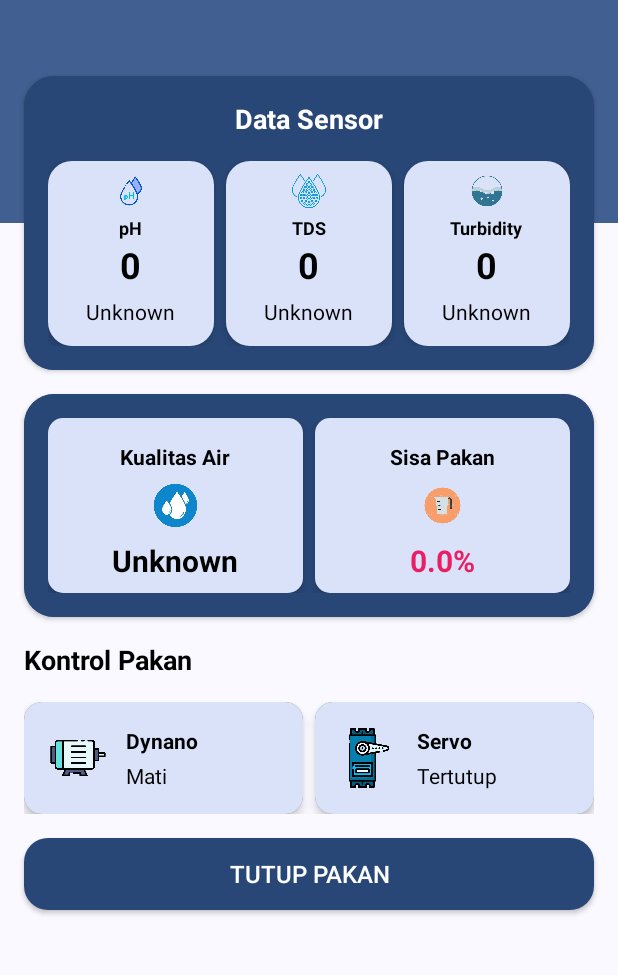
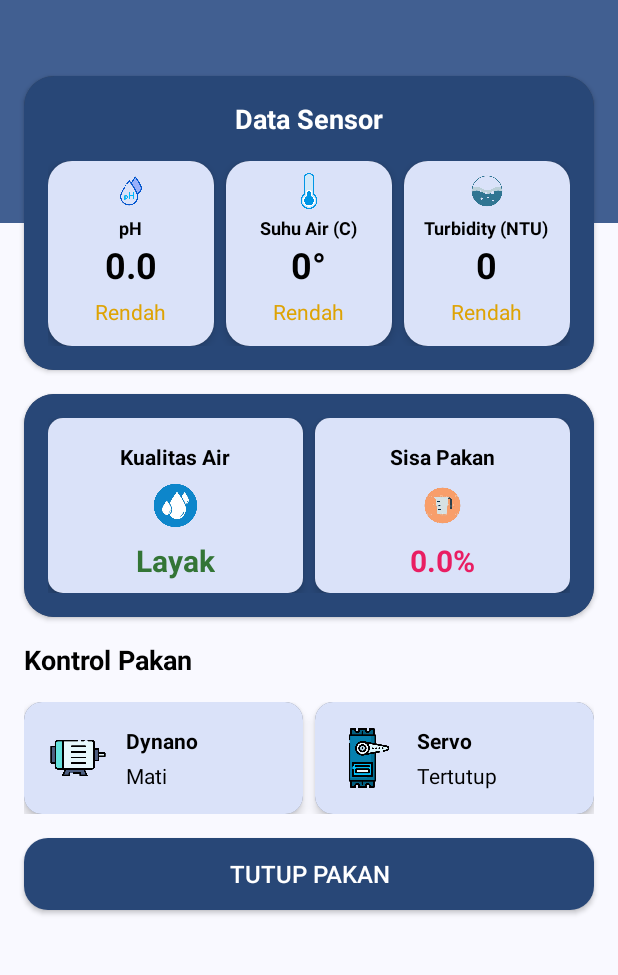
Before and after one commit to DimasAswito/tambak-app, an Android app: the screen it shows after launch (MainActivity), after a tap on "BUKA PAKAN", on a phone screen of 412 x 824 dp, the part 148-1123 px from its top. Run offline under Robolectric (Android 15) with nearby library versions, the phone set to English and light mode, and no system bars; our stand-ins replace Firebase (no records; nobody signed in at launch, a user with empty details on screens opened directly).

Commit message:
add fuzzy function

```diff
--- /dev/null
+++ b/app/src/main/java/com/example/tambakapp/FuzzyHelper.kt
@@ -0,0 +1,47 @@
+package com.example.tambakapp
+
+class FuzzyHelper {
+
+    fun evaluatePH(ph: Float): String {
+        return when {
+            ph < 6.5 -> "Rendah"
+            ph <= 8.5 -> "Normal"
+            else -> "Tinggi"
+        }
+    }
+
+    fun evaluateSuhuAir(suhuAir: Int): String {
+        return when {
+            suhuAir < 25 -> "Rendah"
+            suhuAir <= 30 -> "Normal"
+            else -> "Tinggi"
+        }
+    }
+
+    fun evaluateTurbidity(turbidity: Int): String {
+        return when {
+            turbidity < 15 -> "Rendah"
+            turbidity <= 30 -> "Normal"
+            else -> "Tinggi"
+        }
+    }
+
+    fun evaluateKualitasAir(phStatus: String, suhuAirStatus: String, turbidityStatus: String): String {
+        return when {
+            phStatus == "Rendah" && suhuAirStatus == "Rendah" && turbidityStatus == "Rendah" -> "Layak"
+            phStatus == "Rendah" && suhuAirStatus == "Rendah" && turbidityStatus == "Normal" -> "Layak"
+            phStatus == "Rendah" && suhuAirStatus == "Rendah" && turbidityStatus == "Tinggi" -> "Tidak Layak"
+            phStatus == "Rendah" && suhuAirStatus == "Normal" && turbidityStatus == "Rendah" -> "Layak"
+            phStatus == "Rendah" && suhuAirStatus == "Normal" && turbidityStatus == "Normal" -> "Layak"
+            phStatus == "Rendah" && suhuAirStatus == "Normal" && turbidityStatus == "Tinggi" -> "Tidak Layak"
+            phStatus == "Rendah" && suhuAirStatus == "Tinggi" -> "Tidak Layak"
+            phStatus == "Normal" && suhuAirStatus == "Rendah" && turbidityStatus != "Tinggi" -> "Layak"
+            phStatus == "Normal" && suhuAirStatus == "Rendah" && turbidityStatus == "Tinggi" -> "Tidak Layak"
+            phStatus == "Normal" && suhuAirStatus == "Normal" && turbidityStatus != "Tinggi" -> "Layak"
+            phStatus == "Normal" && suhuAirStatus == "Tinggi" -> "Tidak Layak"
+
+            phStatus == "Tinggi" -> "Tidak Layak"
+            else -> "Tidak Layak"
+        }
+    }
+}
--- a/app/src/main/java/com/example/tambakapp/MainActivity.kt
+++ b/app/src/main/java/com/example/tambakapp/MainActivity.kt
@@ -8,123 +8,101 @@ import androidx.appcompat.app.AppCompatActivity
 import com.example.tambakapp.customView.KualitasAirView
 import com.example.tambakapp.customView.SisaPakanView
 import com.example.tambakapp.customView.StatusSensorView
-import com.google.firebase.database.DataSnapshot
-import com.google.firebase.database.DatabaseError
-import com.google.firebase.database.FirebaseDatabase
-import com.google.firebase.database.ValueEventListener
+import com.google.firebase.database.*
 
 class MainActivity : AppCompatActivity() {
 
-    private lateinit var phValueTextView: TextView
-    private lateinit var tdsValueTextView: TextView
-    private lateinit var turbidityValueTextView: TextView
-    private lateinit var sisaPakanView: SisaPakanView
-    private lateinit var relayButton: Button
-    private lateinit var phStatusView: StatusSensorView
-    private lateinit var tdsStatusView: StatusSensorView
-    private lateinit var turbidityStatusView: StatusSensorView
-    private lateinit var kualitasAirView: KualitasAirView
-    private lateinit var dinamoStatusTextView: TextView
-    private lateinit var servoStatusTextView: TextView
-    private var relayState = false
+    private lateinit var fuzzyHelper: FuzzyHelper
+    private lateinit var pakanButton: Button
+    private var isPakanOpen = false
 
     override fun onCreate(savedInstanceState: Bundle?) {
         super.onCreate(savedInstanceState)
         setContentView(R.layout.activity_main)
 
-        // Initialize UI components
-        phValueTextView = findViewById(R.id.ph_value)
-        tdsValueTextView = findViewById(R.id.tds_value)
-        turbidityValueTextView = findViewById(R.id.turbidity_value)
-        sisaPakanView = findViewById(R.id.volume_percentage)
-        relayButton = findViewById(R.id.relay_control_button)
-        phStatusView = findViewById(R.id.ph_status)
-        tdsStatusView = findViewById(R.id.tds_status)
-        turbidityStatusView = findViewById(R.id.turbidity_status)
-        kualitasAirView = findViewById(R.id.kualitas_air)
-        dinamoStatusTextView = findViewById(R.id.status_dinamo)
-        servoStatusTextView = findViewById(R.id.status_servo)
+        fuzzyHelper = FuzzyHelper()
 
-        // Reference to Firebase paths
         val database = FirebaseDatabase.getInstance()
         val sensorRef = database.getReference("sensor")
-        val fuzzyRef = database.getReference("fuzzy")
         val pakanOtomatisRef = database.getReference("pakanOtomatis")
+
+        val phValueTextView: TextView = findViewById(R.id.ph_value)
+        val suhuAirValueTextView: TextView = findViewById(R.id.suhuAir_value)
+        val turbidityValueTextView: TextView = findViewById(R.id.turbidity_value)
+        val phStatusView: StatusSensorView = findViewById(R.id.ph_status)
+        val suhuAirStatusView: StatusSensorView = findViewById(R.id.suhuAir_status)
+        val turbidityStatusView: StatusSensorView = findViewById(R.id.turbidity_status)
+        val kualitasAirView: KualitasAirView = findViewById(R.id.kualitas_air)
+        val volumePercentageView: SisaPakanView = findViewById(R.id.volume_percentage)
+        val dinamoStatusTextView: TextView = findViewById(R.id.status_dinamo)
+        val servoStatusTextView: TextView = findViewById(R.id.status_servo)
 
         // Listen for sensor data changes
         sensorRef.addValueEventListener(object : ValueEventListener {
             override fun onDataChange(snapshot: DataSnapshot) {
-                val ph = snapshot.child("ph").getValue(Int::class.java) ?: 0
-                val tds = snapshot.child("tds").getValue(Int::class.java) ?: 0
-                val turbidity = snapshot.child("turbidity").getValue(Int::class.java) ?: 0
+                val ph = snapshot.child("ph").getValue(Float::class.java) ?: 0f
+                val suhuAir = snapshot.child("temp").getValue(Float::class.java)?.toInt() ?: 0
+                val turbidity = snapshot.child("turbidity").getValue(Float::class.java)?.toInt() ?: 0
 
-                // Update the UI
-                phValueTextView.text = ph.toString()
-                tdsValueTextView.text = tds.toString()
+                phValueTextView.text = String.format("%.1f", ph)
+                suhuAirValueTextView.text = "$suhuAir°"
                 turbidityValueTextView.text = turbidity.toString()
-            }
 
-            override fun onCancelled(error: DatabaseError) {
-                Toast.makeText(this@MainActivity, "Failed to load sensor data", Toast.LENGTH_SHORT)
-                    .show()
-            }
-        })
+                val phStatus = fuzzyHelper.evaluatePH(ph)
+                val suhuAirStatus = fuzzyHelper.evaluateSuhuAir(suhuAir)
+                val turbidityStatus = fuzzyHelper.evaluateTurbidity(turbidity)
 
-        // Listen for fuzzy status data changes
-        fuzzyRef.addValueEventListener(object : ValueEventListener {
-            override fun onDataChange(snapshot: DataSnapshot) {
-                val phStatus = snapshot.child("status_pH").getValue(String::class.java) ?: "Unknown"
-                val tdsStatus =
-                    snapshot.child("status_tds").getValue(String::class.java) ?: "Unknown"
-                val turbidityStatus =
-                    snapshot.child("status_turbidity").getValue(String::class.java) ?: "Unknown"
-                val kualitasAir =
-                    snapshot.child("kualitas_air").getValue(String::class.java) ?: "Unknown"
+                phStatusView.updateStatus(phStatus)
+                suhuAirStatusView.updateStatus(suhuAirStatus)
+                turbidityStatusView.updateStatus(turbidityStatus)
 
-                // Update the UI with status
-                phStatusView.updateStatus(phStatus)
-                tdsStatusView.updateStatus(tdsStatus)
-                turbidityStatusView.updateStatus(turbidityStatus)
+                val kualitasAir = fuzzyHelper.evaluateKualitasAir(phStatus, suhuAirStatus, turbidityStatus)
                 kualitasAirView.updateStatusAir(kualitasAir)
             }
 
             override fun onCancelled(error: DatabaseError) {
-                Toast.makeText(this@MainActivity, "Failed to load status data", Toast.LENGTH_SHORT)
-                    .show()
+                Toast.makeText(this@MainActivity, "Failed to load sensor data", Toast.LENGTH_SHORT).show()
             }
         })
 
-        // Listen for pakanOtomatis data changes
+        // Listen for relay and servo states to update button label
         pakanOtomatisRef.addValueEventListener(object : ValueEventListener {
             override fun onDataChange(snapshot: DataSnapshot) {
-                val sisaPakan = snapshot.child("volume").getValue(Float::class.java) ?: 0f
-                val relayState = snapshot.child("relay").getValue(Int::class.java) ?: 0
-                val servoState = snapshot.child("servo").getValue(Int::class.java) ?: 0
+                val volume = snapshot.child("volume").getValue(Float::class.java) ?: 0f
+                volumePercentageView.updateSisaPakan(volume)
+                val relayStatus = snapshot.child("relay").getValue(Int::class.java) ?: 0
+                dinamoStatusTextView.text = if (relayStatus == 1) "Menyala" else "Mati"
 
-                // Update UI
-                sisaPakanView.updateSisaPakan(sisaPakan)
-                relayButton.text = if (relayState == 1) "Tutup Pakan" else "Buka Pakan"
-                dinamoStatusTextView.text = if (relayState == 1) "Menyala" else "Mati"
-                servoStatusTextView.text = if (servoState == 1) "Terbuka" else "Tertutup"
+                val servoStatus = snapshot.child("servo").getValue(Int::class.java) ?: 0
+                servoStatusTextView.text = if (servoStatus == 1) "Terbuka" else "Tertutup"
+
+                isPakanOpen = relayStatus == 1 && servoStatus == 1
+                updatePakanButton()
             }
 
             override fun onCancelled(error: DatabaseError) {
-                Toast.makeText(
-                    this@MainActivity, "Failed to load pakanOtomatis data", Toast.LENGTH_SHORT
-                ).show()
+                Toast.makeText(this@MainActivity, "Failed to load pakan state", Toast.LENGTH_SHORT).show()
             }
         })
 
-        relayButton.setOnClickListener {
-            relayState = !relayState
-
-            pakanOtomatisRef.child("relay").setValue(if (relayState) 1 else 0)
+        // Toggle relay and servo states on button click
+        pakanButton = findViewById(R.id.pakan_button)
+        pakanButton.setOnClickListener {
+            val newState = if (isPakanOpen) 0 else 1
+            pakanOtomatisRef.child("relay").setValue(newState)
+            pakanOtomatisRef.child("servo").setValue(newState)
                 .addOnSuccessListener {
-                    relayButton.text = if (relayState) "Tutup Pakan" else "Buka Pakan"
-                    Toast.makeText(this, "Relay state updated", Toast.LENGTH_SHORT).show()
-                }.addOnFailureListener {
-                    Toast.makeText(this, "Failed to update relay state", Toast.LENGTH_SHORT).show()
+                    isPakanOpen = !isPakanOpen
+                    updatePakanButton()
+                    Toast.makeText(this, if (isPakanOpen) "Buka Pakan" else "Tutup Pakan", Toast.LENGTH_SHORT).show()
+                }
+                .addOnFailureListener {
+                    Toast.makeText(this, "Failed to update pakan state", Toast.LENGTH_SHORT).show()
                 }
         }
     }
+
+    private fun updatePakanButton() {
+        pakanButton.text = if (isPakanOpen) "Tutup Pakan" else "Buka Pakan"
+    }
 }
--- a/app/src/main/java/com/example/tambakapp/customView/KualitasAirView.kt
+++ b/app/src/main/java/com/example/tambakapp/customView/KualitasAirView.kt
@@ -21,8 +21,8 @@ class KualitasAirView @JvmOverloads constructor(
     fun updateStatusAir(status: String) {
         text = status
         when (status) {
-            "Bagus" -> setTextColor(ContextCompat.getColor(context, R.color.green))
-            "Tidak Bagus" -> setTextColor(ContextCompat.getColor(context, R.color.yellow))
+            "Layak" -> setTextColor(ContextCompat.getColor(context, R.color.green))
+            "Tidak Layak" -> setTextColor(ContextCompat.getColor(context, R.color.yellow))
             else -> setTextColor(ContextCompat.getColor(context, R.color.black))
         }
     }
--- a/app/src/main/java/com/example/tambakapp/customView/SisaPakanView.kt
+++ b/app/src/main/java/com/example/tambakapp/customView/SisaPakanView.kt
@@ -13,11 +13,6 @@ class SisaPakanView @JvmOverloads constructor(
         // Default style for the TextView
         setTextColor(ContextCompat.getColor(context, R.color.black))
     }
-
-    /**
-     * Update the status of Sisa Pakan and change the color based on the value.
-     * @param value The percentage of sisa pakan (0.0 - 100.0)
-     */
     fun updateSisaPakan(value: Float) {
         text = "${String.format("%.1f%%", value)}"
         when {
--- a/app/src/main/res/layout/activity_main.xml
+++ b/app/src/main/res/layout/activity_main.xml
@@ -149,19 +149,19 @@
                         <ImageView
                             android:layout_width="24dp"
                             android:layout_height="24dp"
-                            android:src="@drawable/tds" />
+                            android:src="@drawable/temp" />
 
                         <TextView
                             android:layout_width="wrap_content"
                             android:layout_height="wrap_content"
                             android:layout_marginTop="4dp"
-                            android:text="TDS"
+                            android:text="Suhu Air (C)"
                             android:textSize="12sp"
                             android:textStyle="bold"
                             android:textColor="@color/md_theme_onTertiaryFixedVariant_highContrast" />
 
                         <TextView
-                            android:id="@+id/tds_value"
+                            android:id="@+id/suhuAir_value"
                             android:layout_width="wrap_content"
                             android:layout_height="wrap_content"
                             android:text="0"
@@ -170,7 +170,7 @@
                             android:textColor="@color/md_theme_onTertiaryFixedVariant_highContrast" />
 
                         <com.example.tambakapp.customView.StatusSensorView
-                            android:id="@+id/tds_status"
+                            android:id="@+id/suhuAir_status"
                             android:layout_width="wrap_content"
                             android:layout_height="wrap_content"
                             android:text="@string/status"
@@ -203,7 +203,7 @@
                             android:layout_width="wrap_content"
                             android:layout_height="wrap_content"
                             android:layout_marginTop="4dp"
-                            android:text="Turbidity"
+                            android:text="Turbidity (NTU)"
                             android:textSize="12sp"
                             android:textStyle="bold"
                             android:textColor="@color/md_theme_onTertiaryFixedVariant_highContrast" />
@@ -445,7 +445,7 @@
     </LinearLayout>
 
     <Button
-        android:id="@+id/relay_control_button"
+        android:id="@+id/pakan_button"
         android:layout_width="match_parent"
         android:layout_height="wrap_content"
         android:layout_margin="16dp"
```
Also changed, not shown: app/src/main/res/drawable/temp.png (added), 1 other file.
